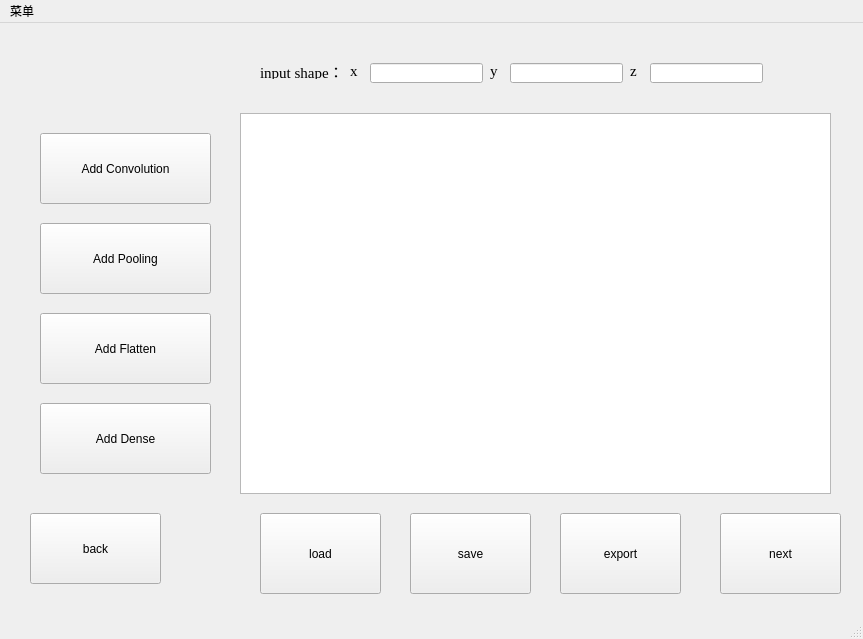
Before: the Qt Designer form GUI/design.ui in k3bluesky/CV_toolBox, drawn with Qt 5.
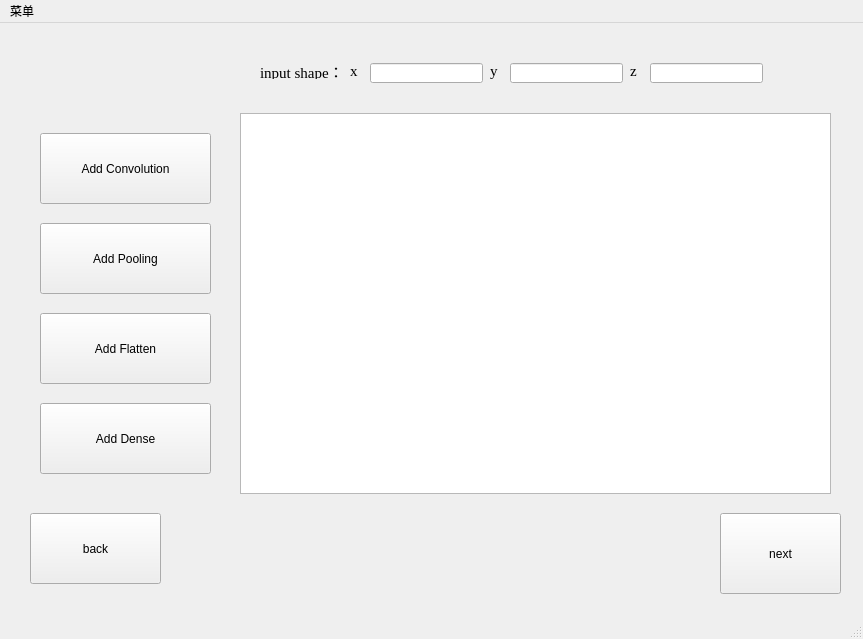
After: the same form once the commit is applied.

The edit to the form file:
```diff
--- a/GUI/design.ui
+++ b/GUI/design.ui
@@ -79,45 +79,6 @@
      <string>Add Dense</string>
     </property>
    </widget>
-   <widget class="QPushButton" name="saveButton">
-    <property name="geometry">
-     <rect>
-      <x>410</x>
-      <y>490</y>
-      <width>121</width>
-      <height>81</height>
-     </rect>
-    </property>
-    <property name="text">
-     <string>save</string>
-    </property>
-   </widget>
-   <widget class="QPushButton" name="loadButton">
-    <property name="geometry">
-     <rect>
-      <x>260</x>
-      <y>490</y>
-      <width>121</width>
-      <height>81</height>
-     </rect>
-    </property>
-    <property name="text">
-     <string>load</string>
-    </property>
-   </widget>
-   <widget class="QPushButton" name="exportButton">
-    <property name="geometry">
-     <rect>
-      <x>560</x>
-      <y>490</y>
-      <width>121</width>
-      <height>81</height>
-     </rect>
-    </property>
-    <property name="text">
-     <string>export</string>
-    </property>
-   </widget>
    <widget class="QListWidget" name="listWidget">
     <property name="geometry">
      <rect>
```
